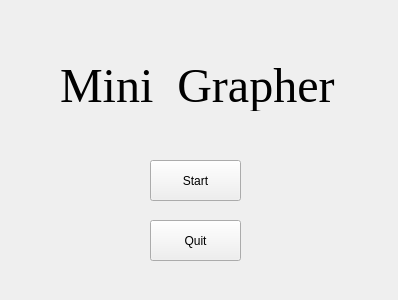
First picture: the form in View/initial.ui, repository Qt-MVC-MVVM/MiniGrapher, before the edit.
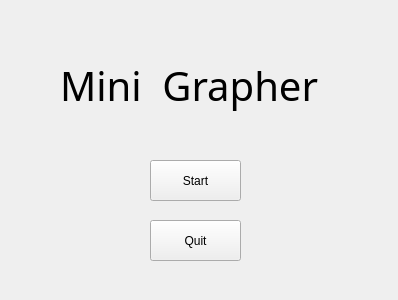
Second picture: the form after the edit.

Commit message: Update all of the font style

Diff of the .ui file:
```diff
--- a/View/initial.ui
+++ b/View/initial.ui
@@ -13,6 +13,9 @@
   <property name="windowTitle">
    <string>Mini Grapher</string>
   </property>
+  <property name="styleSheet">
+   <string notr="true"/>
+  </property>
   <widget class="QPushButton" name="StartButton">
    <property name="geometry">
     <rect>
@@ -50,10 +53,20 @@
    </property>
    <property name="font">
     <font>
-     <family>Times New Roman</family>
-     <pointsize>36</pointsize>
+     <family>Algerian</family>
+     <pointsize>30</pointsize>
+     <weight>50</weight>
+     <italic>false</italic>
+     <bold>false</bold>
     </font>
    </property>
+   <property name="styleSheet">
+    <string notr="true">QLabel {
+	font: 30pt &quot;Algerian&quot;;
+	background-image: rgba(255,255,255,255);
+}
+</string>
+   </property>
    <property name="text">
     <string>Mini  Grapher</string>
    </property>
```
Left out of the diff: 14 changed lines with no effect on the pictures. The commit also changes 3 other files.
